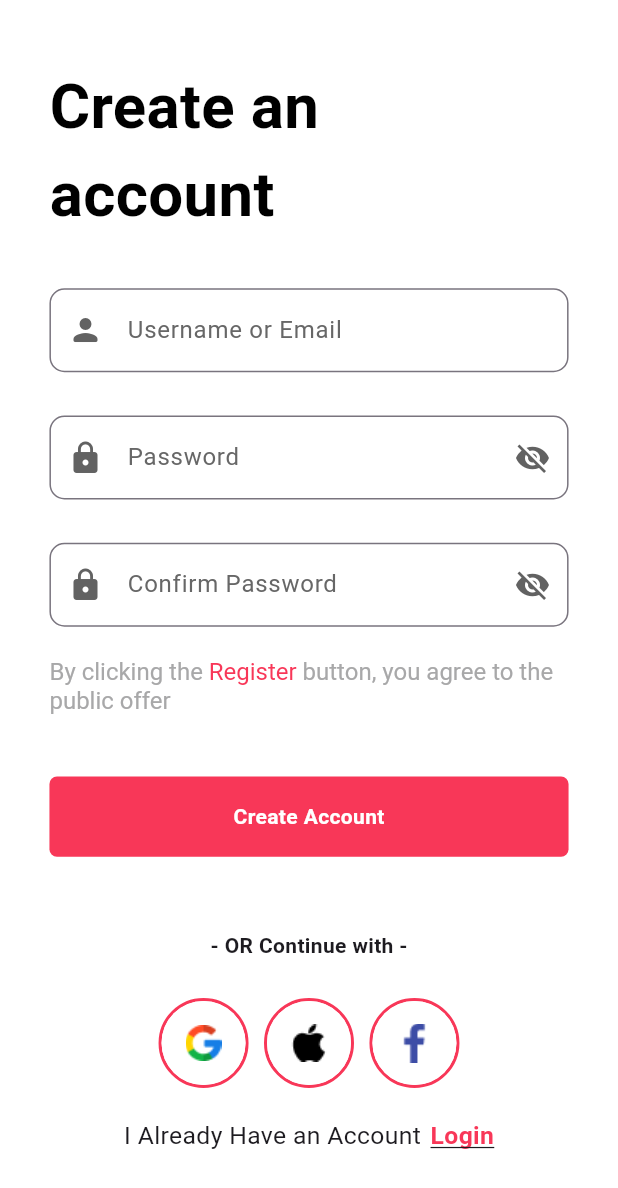
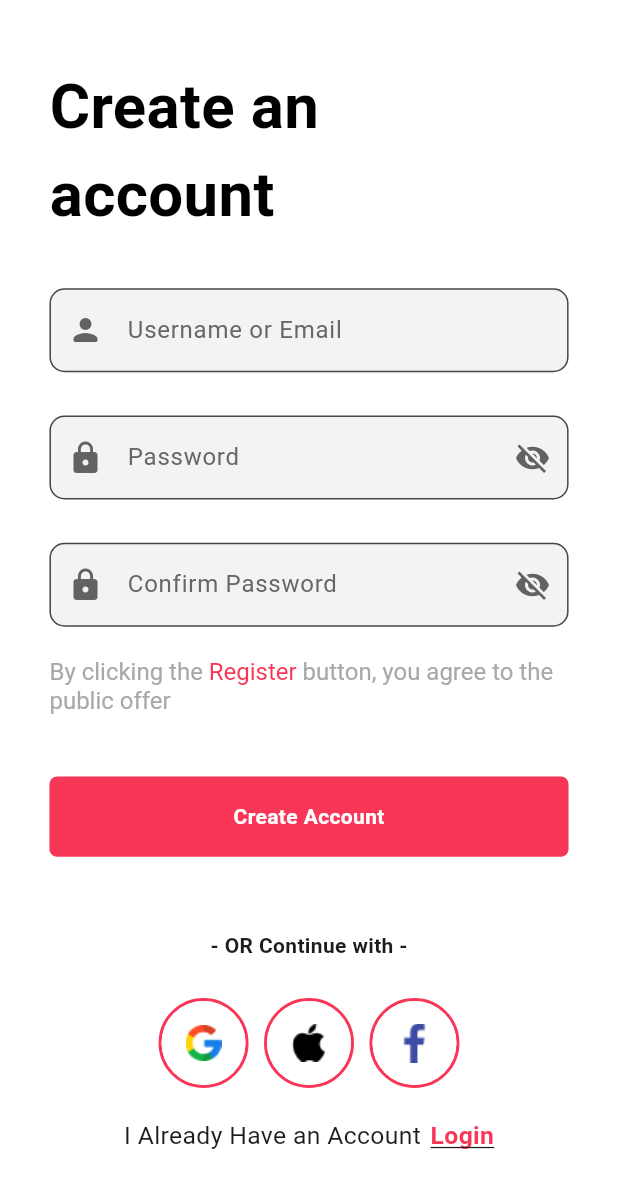
Before and after one commit to Mohammedsajadvt/stylish, a Flutter app: the SignUpScreen screen opened by its route, on a phone screen of 412 x 824 dp. Shown: the top 1188 px of the screen. Run offline on Flutter 3.47's test engine with Material 3 defaults, Android fonts, the phone set to English and light mode, and no system bars; our stand-ins replace bloc, equatable, firebase_core, flutter_bloc, introduction_screen; accounts and stored records are empty.

```diff
--- /dev/null
+++ b/lib/presentation/screens/getstarted_screen.dart
@@ -0,0 +1,10 @@
+import 'package:flutter/material.dart';
+
+class GetstartedScreen extends StatelessWidget {
+  const GetstartedScreen({super.key});
+
+  @override
+  Widget build(BuildContext context) {
+    return Scaffold();
+  }
+}
--- a/lib/presentation/widgets/custom_text_field.dart
+++ b/lib/presentation/widgets/custom_text_field.dart
@@ -24,6 +24,7 @@ class CustomTextField extends StatelessWidget {
           controller: controller,
           obscureText: suffixIcon != null ? !state.isVisible : false,
           decoration: InputDecoration(
+            filled: true,
               suffixIcon: suffixIcon != null
                   ? IconButton(
                       icon: Icon(
@@ -45,14 +46,14 @@ class CustomTextField extends StatelessWidget {
               ),
               hintText: hintText,
               hintStyle: const TextStyle(
-                  color: AppColors.textfieldBorderandHintText),
+                  color: AppColors.textfieldHintText),
               border: OutlineInputBorder(
                   borderRadius: BorderRadius.circular(10),
                   borderSide: const BorderSide(
-                      color: AppColors.textfieldBorderandHintText)),
+                      color: AppColors.textfieldBorder)),
               focusedBorder: OutlineInputBorder(
                   borderSide: const BorderSide(
-                      color: AppColors.textfieldBorderandHintText),
+                      color: AppColors.textfieldBorder),
                   borderRadius: BorderRadius.circular(10)),
                   fillColor: AppColors.textfieldBackground,
                   ),
--- a/lib/utils/constants.dart
+++ b/lib/utils/constants.dart
@@ -10,6 +10,7 @@ class AppImages {
   static const String apple = "assets/icons/apple.png";
   static const String facebook = "assets/icons/facebook.png";
   static const String google = "assets/icons/google.png";
+  static const String cloth = "assets/images/cloth.png";
 }
 
 // Colors
@@ -21,6 +22,7 @@ class AppColors {
   static const Color grey = Color(0xffA8A8A9);
   // TextField
   static const Color textfieldIcon = Color(0xff626262);
-  static const Color textfieldBorderandHintText = Color(0xff676767);
-  static const textfieldBackground = Color(0xffA8A8A9);
+  static const Color textfieldHintText = Color(0xff676767);
+  static const Color textfieldBorder = Color(0xffA8A8A97);
+  static const textfieldBackground = Color(0xffF3F3F3);
 }
```
Also changed, not shown: assets/images/cloth.png (added).
